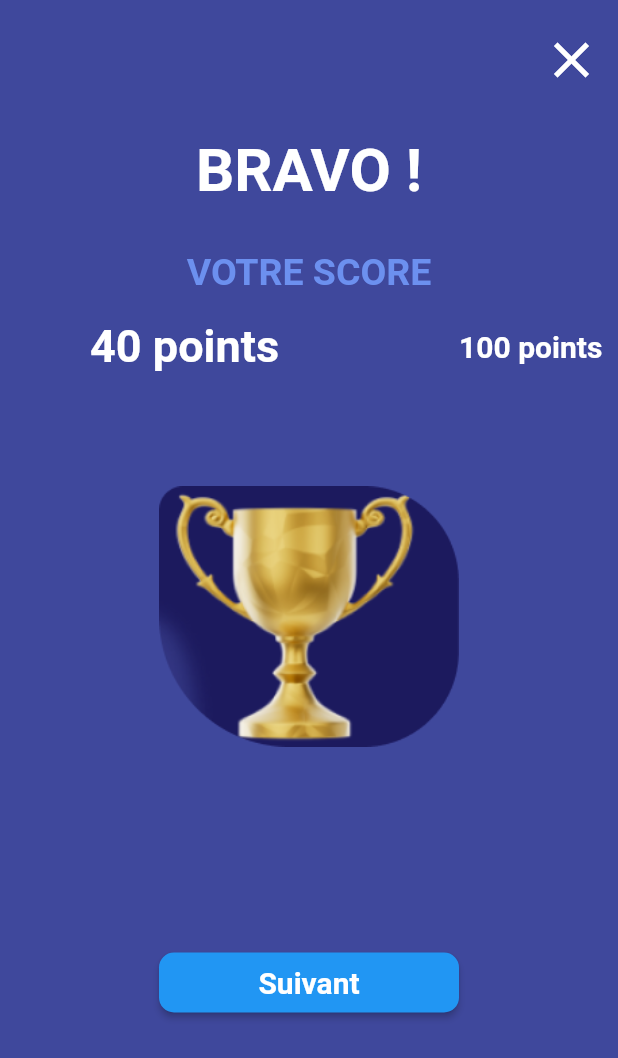
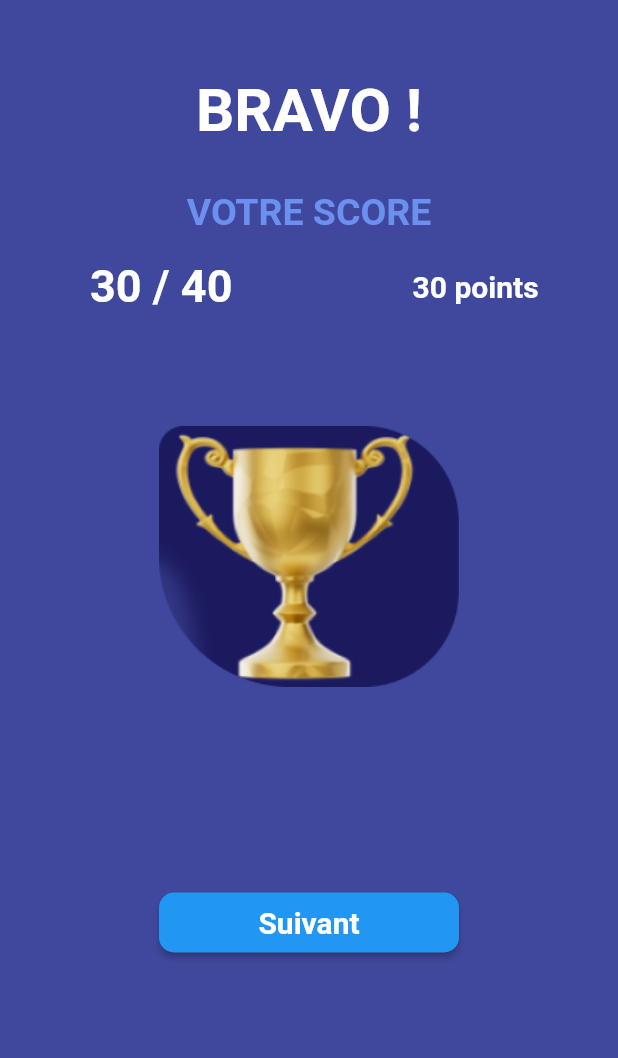
Before and after one commit to ibrahim10sy/QuizAppFlutter, a Flutter app: the Bravo screen opened directly, on a phone screen of 412 x 824 dp. Shown: the top 1058 px of the screen. Run offline on Flutter 3.47's test engine with Material 2 defaults, Android fonts, the phone set to English and light mode, and no system bars; our stand-ins replace flutter_animate, image_picker, lottie, shimmer; missing offline and left inert: flutter_sequence_animation, multiselect; network calls fail; Roboto replaces fonts that are missing (Muli, Poppins, poppins); project files that could hold a hidden picture were left out.

Commit message:
first wednesday 10 october quizapp

```diff
--- a/lib/nav.dart
+++ b/lib/nav.dart
@@ -1,6 +1,7 @@
 import 'package:flutter/material.dart';
 import 'package:quiz_app/constantes.dart';
 import 'package:quiz_app/pages/categories.dart';
+import 'package:quiz_app/pages/question_choose.dart';
 import 'package:quiz_app/pages/test.dart';
 import 'pages/home/home.dart';
 import 'pages/played/played.dart';
@@ -24,7 +25,9 @@ List<Widget> _listTab = <Widget>[
    Home(),
    Played(),
    Categorie(),
-   QuestionsChoose(),
+  //  QuestionsChoose(),
+  QuestionChoose(),
+
 
 ];
 
--- a/lib/pages/bravo.dart
+++ b/lib/pages/bravo.dart
@@ -45,12 +45,12 @@ class _BravoState extends State<Bravo> {
            children: [
              const SizedBox(height: 20),
 
-            Container(
-              padding:const EdgeInsets.only(left: 350),
-              child:
-           const  Icon(Icons.clear, size: 40, color: Colors.white,),
+          //   Container(
+          //     padding:const EdgeInsets.only(left: 350),
+          //     child:
+          //  const  Icon(Icons.clear, size: 40, color: Colors.white,),
 
-            ),
+          //   ),
 
         const SizedBox(height: 30,),
         const Text('BRAVO !', style: TextStyle(
@@ -67,7 +67,7 @@ class _BravoState extends State<Bravo> {
               Container(
       padding: const EdgeInsets.only(left: 60), // Ajoutez une marge à droite du premier texte
       child: const Text(
-        '40 points',
+        '30 / 40',
         textAlign: TextAlign.start, // Alignez le texte à gauche
         style:   TextStyle(fontSize: 30,fontWeight: FontWeight.bold, color: Colors.white),
 
@@ -77,7 +77,7 @@ class _BravoState extends State<Bravo> {
     Container(
       padding: const EdgeInsets.only(left: 120), // Ajoutez une marge à gauche du deuxième texte
       child: const Text(
-        '100 points',
+        '30 points',
         textAlign: TextAlign.end,
         // Alignez le texte à droite
         style:  TextStyle(fontSize: 20,fontWeight: FontWeight.bold, color: Colors.white),
--- a/lib/pages/question_choose.dart
+++ b/lib/pages/question_choose.dart
@@ -2,6 +2,8 @@
 import 'dart:async';
 
 import 'package:flutter/material.dart';
+import 'package:quiz_app/models/quiz.dart';
+import 'package:quiz_app/models/user.dart';
 
 class QuestionChoose extends StatefulWidget {
   const QuestionChoose({super.key});
@@ -14,8 +16,10 @@ class _QuestionChooseState extends State<QuestionChoose> {
 
     int _time = 5;
     // final _numQues =  [1, 2, 3, 4, 5];
-    final _results = [5,10,30,-8,20];
+     final _results = [5,10,30,-8,20];
      late Timer timere;
+     late Future<List<Quiz>?> futureQuizzes;
+     late Future<List<User>?> futureUsers;
 
     void startTimer(){
       timere = Timer.periodic(const Duration(seconds: 1), (timer) {
```
Also changed, not shown: lib/pages/lost.dart (+5 -5 lines).
